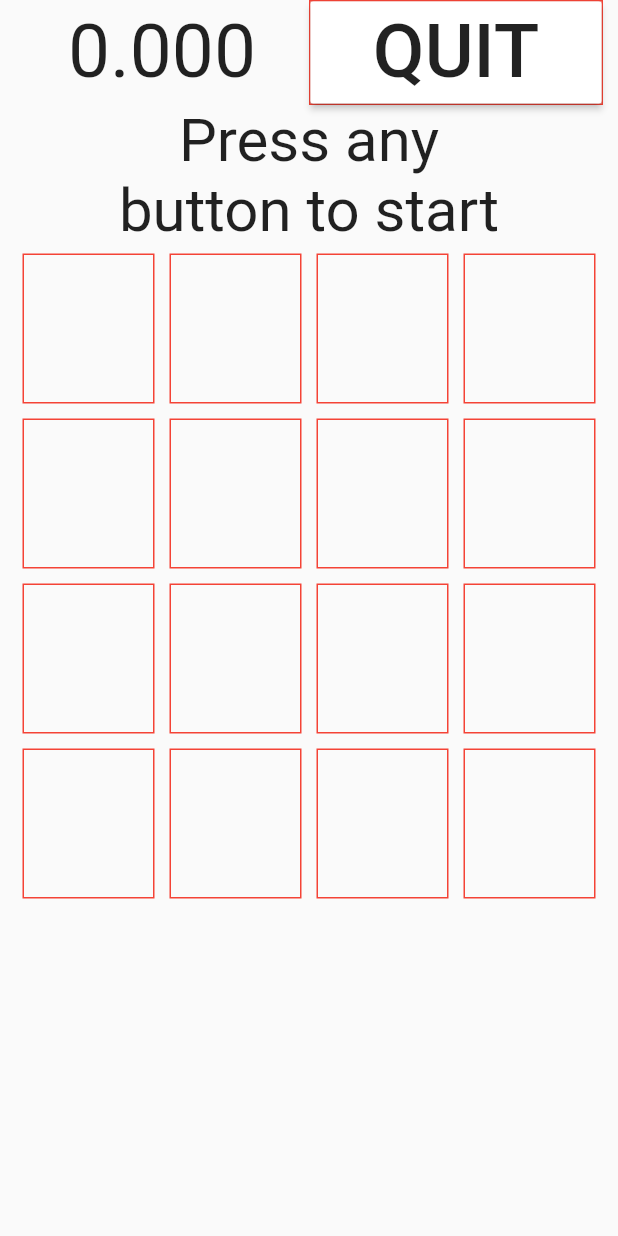
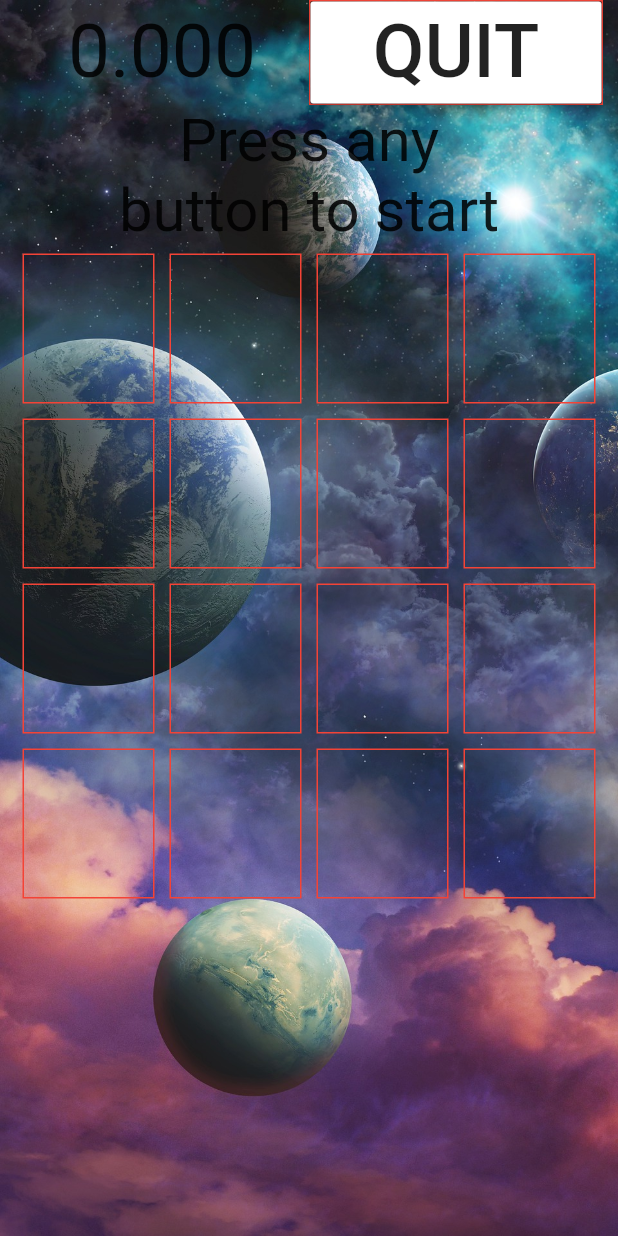
Before and after one commit to shunking-tech/renda_machine, a Flutter app: the screen it shows after launch, after a tap on "PLAY!", on a phone screen of 412 x 824 dp. Run offline on Flutter 3.47's test engine with Material 2 defaults, Android fonts, the phone set to English and light mode, and no system bars; our stand-ins replace shared_preferences, sqflite; accounts and stored records are empty.

Commit message:
背景画像の設定

```diff
--- a/lib/pages/home.dart
+++ b/lib/pages/home.dart
@@ -36,7 +36,20 @@ class _MyHomePageState extends State<MyHomePage> {
 //    final bottomSpace = MediaQuery.of(context).viewInsets.bottom;
 
     return Scaffold(
-      body: SingleChildScrollView(
+      body: Stack(
+        children: <Widget>[
+          // 背景画像
+          Container(
+            decoration: BoxDecoration(
+                image: DecorationImage(
+                  image: AssetImage("lib/assets/planets.jpg"),
+                  fit: BoxFit.cover,
+                )
+            )
+          ),
+
+          // 表示内容
+          SingleChildScrollView(
               reverse: true,
               child: Container(
 // ユーザー名の入力欄を下から出すようにしたかったが、キーボードで隠れてしまう問題を解決できず保留
@@ -208,9 +221,12 @@ class _MyHomePageState extends State<MyHomePage> {
                         ),
 
                       ],
-                )        ],
+                    )
+                  ],
                 ),
               )
+          ),
+        ],
       )
 
     );
--- a/lib/pages/play.dart
+++ b/lib/pages/play.dart
@@ -22,11 +22,23 @@ class _PlayState extends State<Play> {
   @override
   Widget build(BuildContext context) {
     return Scaffold(
-      body: ListView(
+      body: Stack(
+        children: <Widget>[
+          // 背景画像
+          Container(
+              decoration: BoxDecoration(
+                  image: DecorationImage(
+                    image: AssetImage("lib/assets/planets.jpg"),
+                    fit: BoxFit.cover,
+                  )
+              )
+          ),
+
+          // 表示内容
+          ListView(
             children: <Widget>[
               Column(
                 children: <Widget>[
-
                   // 画面上部
                   Container(
                     padding: EdgeInsets.only(left: 10,right: 10),
@@ -104,6 +116,8 @@ class _PlayState extends State<Play> {
               ),
             ],
           ),
+        ],
+      )
     );
   }
 
--- a/pubspec.yaml
+++ b/pubspec.yaml
@@ -47,7 +47,8 @@ flutter:
   uses-material-design: true
 
   # To add assets to your application, add an assets section, like this:
-  # assets:
+  assets:
+     - lib/assets/planets.jpg
   #   - images/a_dot_burr.jpeg
   #   - images/a_dot_ham.jpeg
 
```
Also changed, not shown: lib/assets/planets.jpg (added). Lines whose indentation alone changed are shown as unchanged.
